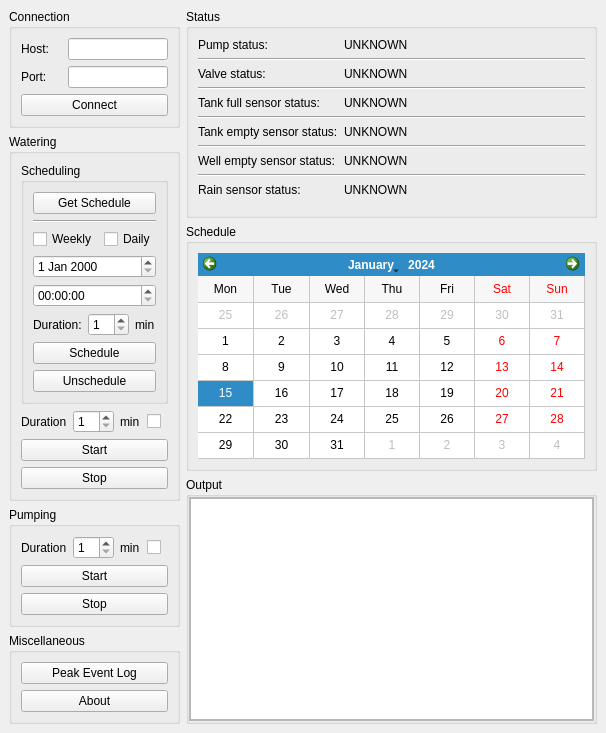
Before: the Qt Designer form ui_files/remote_gardener.ui in its-pablo/garden, drawn with Qt 5.
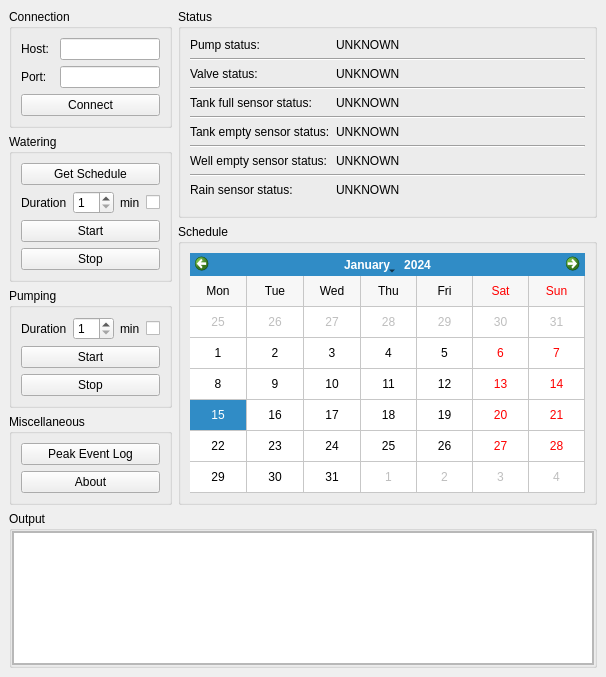
After: the same form once the commit is applied.

Commit message:
Further improvements to the scheduling
As of right now the protos are broken for the server

```diff
--- a/ui_files/remote_gardener.ui
+++ b/ui_files/remote_gardener.ui
@@ -7,7 +7,7 @@
     <x>0</x>
     <y>0</y>
     <width>606</width>
-    <height>731</height>
+    <height>677</height>
    </rect>
   </property>
   <property name="windowTitle">
@@ -29,11 +29,11 @@
      <verstretch>0</verstretch>
     </sizepolicy>
    </property>
-   <layout class="QHBoxLayout" name="horizontalLayout_3">
+   <layout class="QGridLayout" name="gridLayout_4">
     <property name="sizeConstraint">
      <enum>QLayout::SetDefaultConstraint</enum>
     </property>
-    <item>
+    <item row="0" column="0">
      <widget class="QWidget" name="widget_controls" native="true">
       <property name="sizePolicy">
        <sizepolicy hsizetype="Maximum" vsizetype="Preferred">
@@ -129,12 +129,6 @@
          </property>
          <layout class="QVBoxLayout" name="verticalLayout_2">
           <item>
-           <widget class="QGroupBox" name="gb_sched">
-            <property name="title">
-             <string>Scheduling</string>
-            </property>
-            <layout class="QVBoxLayout" name="verticalLayout_4">
-             <item>
               <widget class="QPushButton" name="btn_get_sched">
                <property name="text">
                 <string>Get Schedule</string>
@@ -142,108 +136,6 @@
               </widget>
              </item>
              <item>
-              <widget class="Line" name="line_6">
-               <property name="orientation">
-                <enum>Qt::Horizontal</enum>
-               </property>
-              </widget>
-             </item>
-             <item>
-              <layout class="QHBoxLayout" name="horizontalLayout_5">
-               <item>
-                <widget class="QCheckBox" name="cb_sched_weekly">
-                 <property name="text">
-                  <string>Weekly</string>
-                 </property>
-                 <property name="checked">
-                  <bool>false</bool>
-                 </property>
-                 <property name="autoExclusive">
-                  <bool>false</bool>
-                 </property>
-                </widget>
-               </item>
-               <item>
-                <widget class="QCheckBox" name="cb_sched_daily">
-                 <property name="text">
-                  <string>Daily</string>
-                 </property>
-                 <property name="checked">
-                  <bool>false</bool>
-                 </property>
-                 <property name="autoExclusive">
-                  <bool>false</bool>
-                 </property>
-                </widget>
-               </item>
-              </layout>
-             </item>
-             <item>
-              <widget class="QDateEdit" name="de_sched"/>
-             </item>
-             <item>
-              <widget class="QTimeEdit" name="te_sched"/>
-             </item>
-             <item>
-              <widget class="QWidget" name="widget_2" native="true">
-               <layout class="QHBoxLayout" name="horizontalLayout">
-                <property name="leftMargin">
-                 <number>0</number>
-                </property>
-                <property name="topMargin">
-                 <number>0</number>
-                </property>
-                <property name="rightMargin">
-                 <number>0</number>
-                </property>
-                <property name="bottomMargin">
-                 <number>0</number>
-                </property>
-                <item>
-                 <widget class="QLabel" name="lbl_sched_dur">
-                  <property name="text">
-                   <string>Duration:</string>
-                  </property>
-                 </widget>
-                </item>
-                <item>
-                 <widget class="QSpinBox" name="sb_sched_dur">
-                  <property name="minimum">
-                   <number>1</number>
-                  </property>
-                  <property name="value">
-                   <number>1</number>
-                  </property>
-                 </widget>
-                </item>
-                <item>
-                 <widget class="QLabel" name="lbl_sched_dur_units">
-                  <property name="text">
-                   <string>min</string>
-                  </property>
-                 </widget>
-                </item>
-               </layout>
-              </widget>
-             </item>
-             <item>
-              <widget class="QPushButton" name="btn_sched">
-               <property name="text">
-                <string>Schedule</string>
-               </property>
-              </widget>
-             </item>
-             <item>
-              <widget class="QPushButton" name="btn_unsched">
-               <property name="text">
-                <string>Unschedule</string>
-               </property>
-              </widget>
-             </item>
-            </layout>
-           </widget>
-          </item>
-          <item>
            <widget class="QWidget" name="widget_3" native="true">
             <layout class="QHBoxLayout" name="horizontalLayout_2">
              <property name="leftMargin">
@@ -410,7 +302,7 @@
       </layout>
      </widget>
     </item>
-    <item>
+    <item row="0" column="1">
      <widget class="QWidget" name="widget_status" native="true">
       <property name="sizePolicy">
        <sizepolicy hsizetype="Preferred" vsizetype="Preferred">
@@ -656,7 +548,10 @@
          </layout>
         </widget>
        </item>
-       <item>
+      </layout>
+     </widget>
+    </item>
+    <item row="1" column="0" colspan="2">
         <widget class="QGroupBox" name="gb_output">
          <property name="title">
           <string>Output</string>
@@ -684,8 +579,8 @@
               <rect>
                <x>0</x>
                <y>0</y>
-               <width>420</width>
-               <height>222</height>
+            <width>584</width>
+            <height>143</height>
               </rect>
              </property>
              <layout class="QVBoxLayout" name="verticalLayout_7">
@@ -710,9 +605,6 @@
               </item>
              </layout>
             </widget>
-           </widget>
-          </item>
-         </layout>
         </widget>
        </item>
       </layout>
```
Lines whose indentation alone changed are shown as unchanged. The commit also changes 5 other files.
